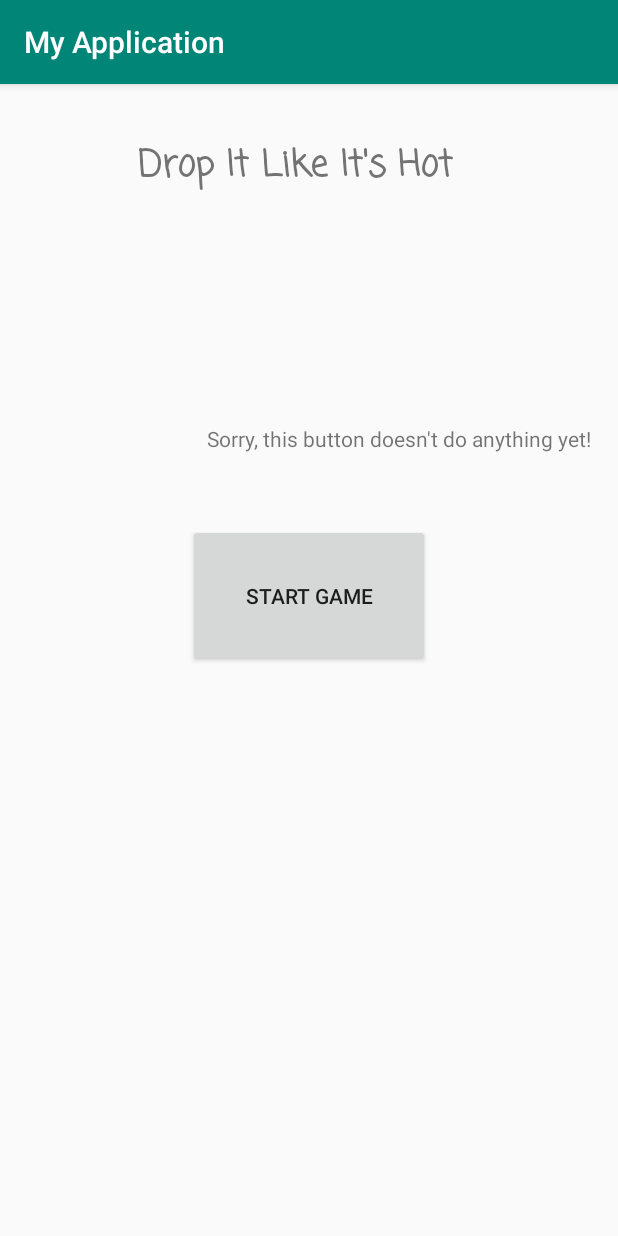
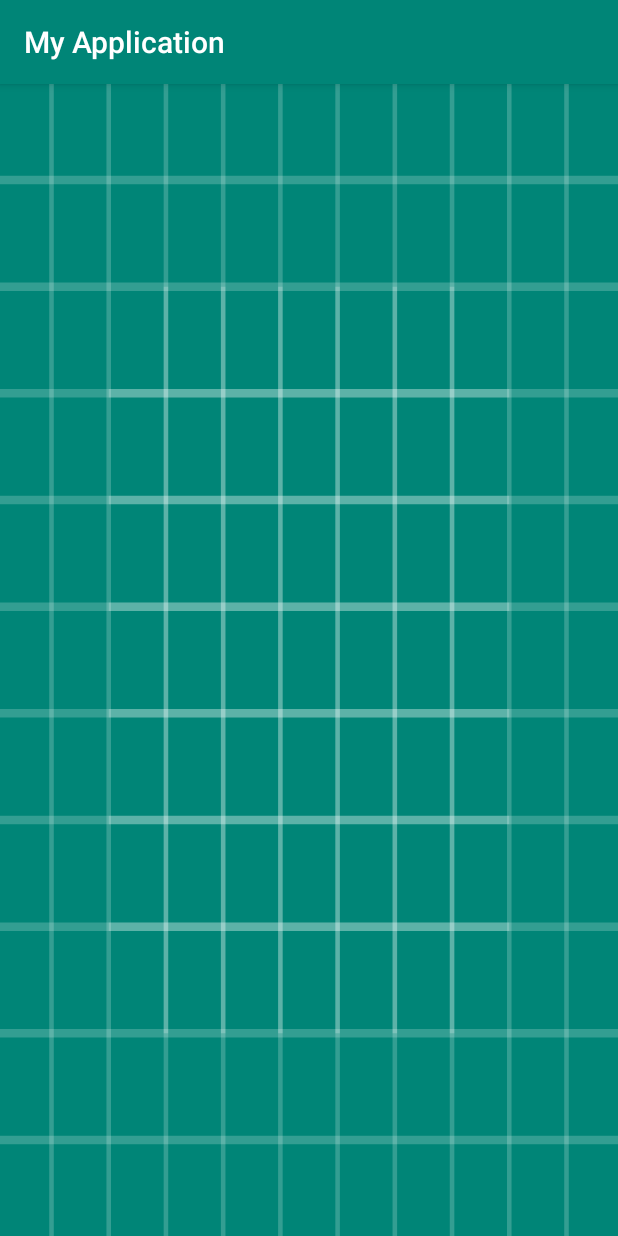
Before and after one commit to cadenorm/DropItLikeItsHot, an Android app: the screen it shows after launch (MainActivity), after a tap on "START GAME", on a phone screen of 412 x 824 dp. Run offline under Robolectric (Android 15) with nearby library versions, the phone set to English and light mode, and no system bars.

Commit message:
game board

```diff
--- a/Project/app/src/main/AndroidManifest.xml
+++ b/Project/app/src/main/AndroidManifest.xml
@@ -16,6 +16,7 @@
                 <category android:name="android.intent.category.LAUNCHER" />
             </intent-filter>
         </activity>
+        <activity android:name=".Game" />
     </application>
 
 </manifest>
--- /dev/null
+++ b/Project/app/src/main/java/com/example/myapplication/Game.java
@@ -0,0 +1,14 @@
+package com.example.myapplication;
+
+import android.os.Bundle;
+
+import androidx.annotation.Nullable;
+import androidx.appcompat.app.AppCompatActivity;
+
+public class Game extends AppCompatActivity {
+    @Override
+    protected void onCreate(@Nullable Bundle savedInstanceState) {
+        super.onCreate(savedInstanceState);
+        setContentView(R.layout.game);
+    }
+}
--- a/Project/app/src/main/java/com/example/myapplication/MainActivity.java
+++ b/Project/app/src/main/java/com/example/myapplication/MainActivity.java
@@ -2,6 +2,7 @@ package com.example.myapplication;
 
 import androidx.appcompat.app.AppCompatActivity;
 
+import android.content.Intent;
 import android.os.Bundle;
 import android.view.View;
 import android.widget.Button;
@@ -14,11 +15,12 @@ public class MainActivity extends AppCompatActivity {
         super.onCreate(savedInstanceState);
         setContentView(R.layout.activity_main);
         final TextView textView = findViewById(R.id.textView2);
-        Button button = findViewById(R.id.button);
+        Button button = findViewById(R.id.startButton);
         button.setOnClickListener(new View.OnClickListener(){
             @Override
             public void onClick(View view){
-                textView.setText("Sorry, this button doesn't do anything yet!");
+                //textView.setText("Sorry, this button doesn't do anything yet!");
+                setContentView(R.layout.game);
             }
         });
     }
--- a/Project/app/src/main/res/layout/activity_main.xml
+++ b/Project/app/src/main/res/layout/activity_main.xml
@@ -25,7 +25,7 @@
         app:layout_constraintTop_toTopOf="parent" />
 
     <Button
-        android:id="@+id/button"
+        android:id="@+id/startButton"
         android:layout_width="161dp"
         android:layout_height="95dp"
         android:layout_marginStart="125dp"
--- /dev/null
+++ b/Project/app/src/main/res/layout/game.xml
@@ -0,0 +1,15 @@
+<?xml version="1.0" encoding="utf-8"?>
+<LinearLayout xmlns:android="http://schemas.android.com/apk/res/android"
+    xmlns:app="http://schemas.android.com/apk/res-auto"
+    android:orientation="vertical" android:layout_width="match_parent"
+    android:layout_height="match_parent">
+
+    <ImageView
+        android:id="@+id/imageView"
+        android:layout_width="match_parent"
+        android:layout_height="match_parent"
+        android:adjustViewBounds="false"
+        android:cropToPadding="false"
+        android:scaleType="fitXY"
+        app:srcCompat="@drawable/ic_launcher_background" />
+</LinearLayout>
--- a/Project/app/src/main/res/values/colors.xml
+++ b/Project/app/src/main/res/values/colors.xml
@@ -2,5 +2,5 @@
 <resources>
     <color name="colorPrimary">#008577</color>
     <color name="colorPrimaryDark">#00574B</color>
-    <color name="colorAccent">#565656</color>
+    <color name="colorAccent">#78565656</color>
 </resources>
```
